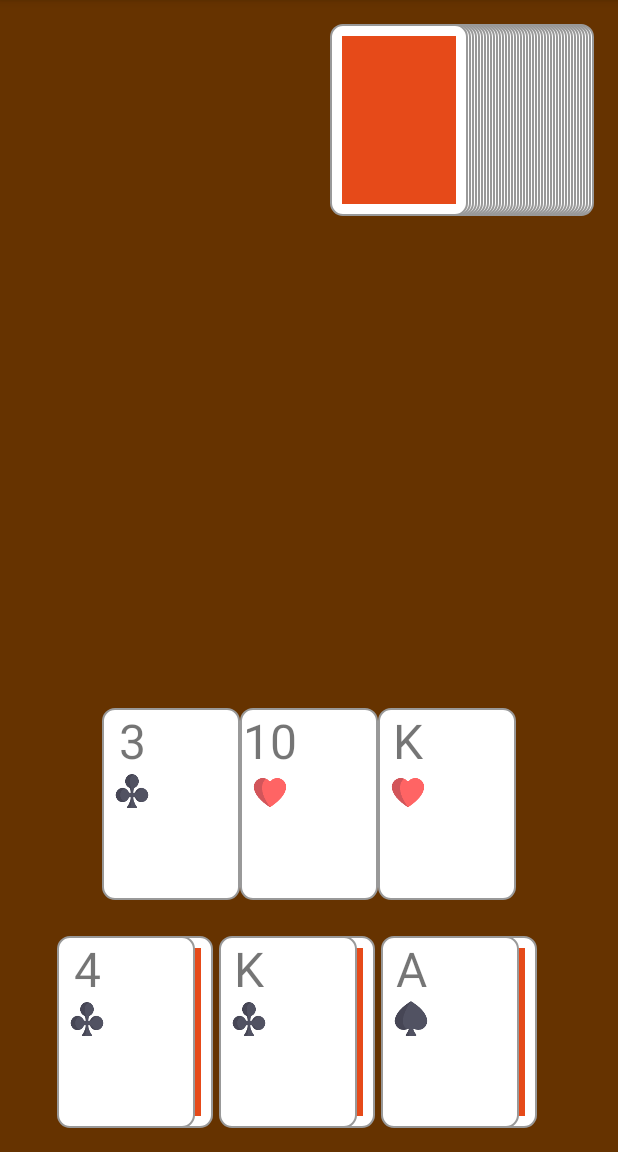
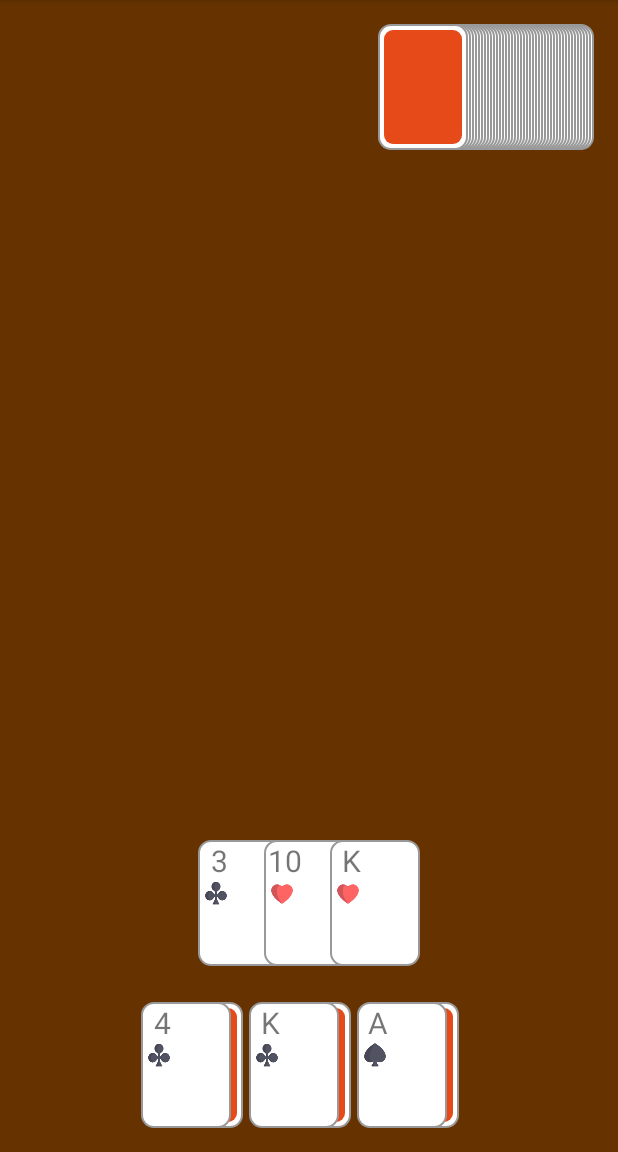
Before and after one commit to firekesti/Shaitzov, an Android app: the screen it shows after launch (MainActivity), on a phone screen of 412 x 824 dp, the part 84-1236 px from its top. Run offline under Robolectric (Android 15) with nearby library versions, the phone set to English and light mode, and no system bars; our stand-ins replace EventBus.

Commit message:
make cards 66% of prev size

```diff
--- a/app/src/main/java/net/crunkhouse/shaitzov/CardSpacingDecorator.java
+++ b/app/src/main/java/net/crunkhouse/shaitzov/CardSpacingDecorator.java
@@ -14,7 +14,7 @@ public class CardSpacingDecorator extends RecyclerView.ItemDecoration {
     private int overlapAmount;
 
     public CardSpacingDecorator(Context context) {
-        overlapAmount = DensityUtils.dpToPixel(context, 16);
+        overlapAmount = DensityUtils.dpToPixel(context, 12);
     }
 
     @Override
--- a/app/src/main/java/net/crunkhouse/shaitzov/DeckOverlapDecorator.java
+++ b/app/src/main/java/net/crunkhouse/shaitzov/DeckOverlapDecorator.java
@@ -6,14 +6,14 @@ import android.support.v7.widget.RecyclerView;
 import android.view.View;
 
 /**
- * Created by kkelly on 2/19/17.
+ * A decoration that creates a tight "deck" view
  */
 
 class DeckOverlapDecorator extends RecyclerView.ItemDecoration {
     private int overlapAmount;
 
     public DeckOverlapDecorator(Context context) {
-        overlapAmount = DensityUtils.dpToPixel(context, -90);
+        overlapAmount = DensityUtils.dpToPixel(context, -58);
     }
 
     @Override
--- /dev/null
+++ b/app/src/main/java/net/crunkhouse/shaitzov/HandOverlapDecorator.java
@@ -0,0 +1,29 @@
+package net.crunkhouse.shaitzov;
+
+import android.content.Context;
+import android.graphics.Rect;
+import android.support.v7.widget.RecyclerView;
+import android.view.View;
+
+/**
+ * An ItemDecorator to overlap cards.
+ */
+
+public class HandOverlapDecorator extends RecyclerView.ItemDecoration {
+
+    private int overlapAmount;
+
+    public HandOverlapDecorator(Context context) {
+        overlapAmount = DensityUtils.dpToPixel(context, -16);
+    }
+
+    @Override
+    public void getItemOffsets(Rect outRect, View view, RecyclerView parent, RecyclerView.State state) {
+        final int itemPosition = parent.getChildAdapterPosition(view);
+        // We don't want to apply the offset to the first item
+        if (itemPosition == RecyclerView.NO_POSITION || itemPosition == 0) {
+            return;
+        }
+        outRect.left = overlapAmount;
+    }
+}
--- a/app/src/main/java/net/crunkhouse/shaitzov/MainActivity.java
+++ b/app/src/main/java/net/crunkhouse/shaitzov/MainActivity.java
@@ -72,7 +72,7 @@ public class MainActivity extends AppCompatActivity {
         handView = (RecyclerView) findViewById(R.id.player_hand);
         playerHandAdapter = new PlayingCardAdapter(playerHand, CardSource.HAND);
         handView.setAdapter(playerHandAdapter);
-        handView.addItemDecoration(new CardOverlapDecorator(handView.getContext()));
+        handView.addItemDecoration(new HandOverlapDecorator(handView.getContext()));
         handView.setLayoutManager(new LinearLayoutManager(this, LinearLayoutManager.HORIZONTAL, false));
 
         // Add the deck
--- a/app/src/main/java/net/crunkhouse/shaitzov/PileOverlapDecorator.java
+++ b/app/src/main/java/net/crunkhouse/shaitzov/PileOverlapDecorator.java
@@ -14,7 +14,7 @@ public class PileOverlapDecorator extends RecyclerView.ItemDecoration {
     private int overlapAmount;
 
     public PileOverlapDecorator(Context context) {
-        overlapAmount = DensityUtils.dpToPixel(context, -70);
+        overlapAmount = DensityUtils.dpToPixel(context, -44);
     }
 
     @Override
--- a/app/src/main/java/net/crunkhouse/shaitzov/PlayingCardView.java
+++ b/app/src/main/java/net/crunkhouse/shaitzov/PlayingCardView.java
@@ -31,9 +31,9 @@ public class PlayingCardView extends LinearLayout {
 
     private void init(Context context) {
         setOrientation(LinearLayout.VERTICAL);
-        setBackgroundResource(R.drawable.card_background);
-        int width = DensityUtils.dpToPixel(context, 92);
-        int height = DensityUtils.dpToPixel(context, 128);
+        setBackgroundResource(R.drawable.card_outline);
+        int width = DensityUtils.dpToPixel(context, 60);
+        int height = DensityUtils.dpToPixel(context, 84);
         setMinimumHeight(height);
         setMinimumWidth(width);
         View rootView = inflate(context, R.layout.playing_card_view, this);
--- /dev/null
+++ b/app/src/main/res/drawable/card_back.xml
@@ -0,0 +1,5 @@
+<?xml version="1.0" encoding="UTF-8"?>
+<shape xmlns:android="http://schemas.android.com/apk/res/android">
+    <solid android:color="@color/colorAccent"/>
+    <corners android:radius="6dp"/>
+</shape>
--- a/app/src/main/res/layout/activity_main.xml
+++ b/app/src/main/res/layout/activity_main.xml
@@ -48,7 +48,7 @@
             android:id="@+id/player_facedown"
             android:layout_width="wrap_content"
             android:layout_height="wrap_content"
-            android:layout_marginLeft="12dp"
+            android:layout_marginLeft="8dp"
             tools:ignore="RtlHardcoded"/>
 
         <android.support.v7.widget.RecyclerView
--- a/app/src/main/res/layout/playing_card_view.xml
+++ b/app/src/main/res/layout/playing_card_view.xml
@@ -4,18 +4,18 @@
 
     <TextView
         android:id="@+id/value"
-        android:layout_width="40dp"
+        android:layout_width="28dp"
         android:layout_height="wrap_content"
         android:gravity="center"
-        android:textSize="32sp"
+        android:textSize="20sp"
         tools:ignore="RtlHardcoded"
         tools:text="5"/>
 
     <ImageView
         android:id="@+id/suit"
-        android:layout_width="24dp"
-        android:layout_height="24dp"
-        android:layout_marginLeft="8dp"
+        android:layout_width="16dp"
+        android:layout_height="16dp"
+        android:layout_marginLeft="4dp"
         android:contentDescription="@null"
         tools:ignore="RtlHardcoded"
         tools:src="@drawable/suit_club"/>
@@ -23,10 +23,10 @@
     <!-- TODO: make this the CRUNK!!! star -->
     <View
         android:id="@+id/back_face"
-        android:layout_width="76dp"
-        android:layout_height="112dp"
-        android:layout_margin="8dp"
-        android:background="@color/colorAccent"
+        android:layout_width="52dp"
+        android:layout_height="76dp"
+        android:layout_margin="4dp"
+        android:background="@drawable/card_back"
         android:contentDescription="@null"
         android:visibility="gone"
         tools:ignore="RtlHardcoded"/>
```
Also changed, not shown: app/src/main/res/drawable/card_outline.xml (renamed from app/src/main/res/drawable/card_background.xml).
